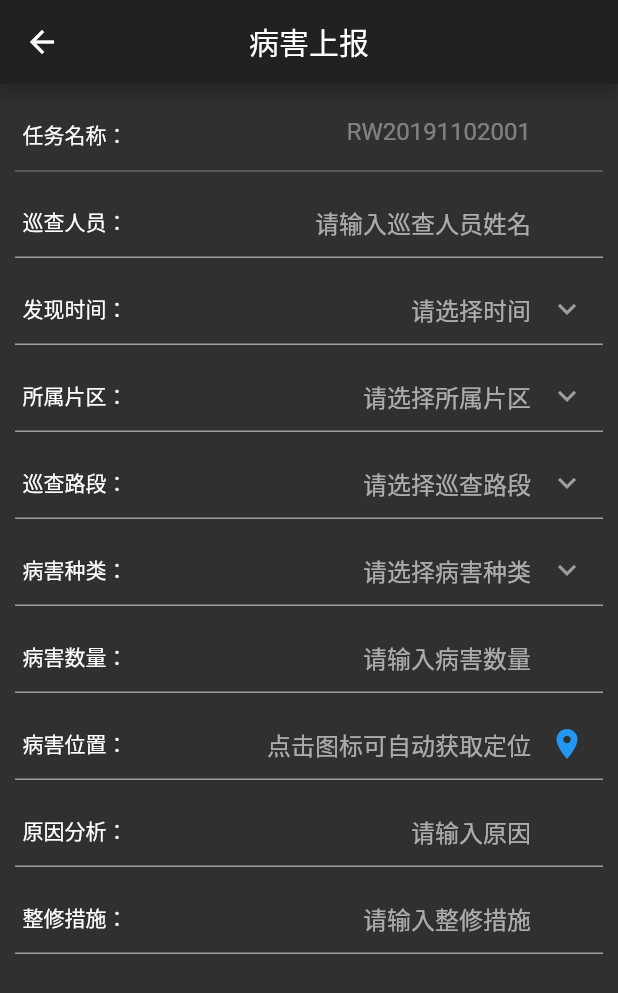
After one commit to JhLhH/smart_pipe_network, a Flutter app: the DiseaseReportPage screen opened directly, on a phone screen of 412 x 824 dp. The commit adds this screen. Shown: the top 993 px of the screen. Run offline on Flutter 3.47's test engine with Material 2 defaults, Android fonts, the phone set to English and light mode, and no system bars; our stand-ins replace cached_network_image, fluttertoast.

Commit message:
编写病害上报界面部分UI

```diff
--- a/smart_pipe_network/lib/root/root_widget_page.dart
+++ b/smart_pipe_network/lib/root/root_widget_page.dart
@@ -1,6 +1,7 @@
 import 'package:flutter/material.dart';
 import 'package:smartpipenetwork/electronicmap/home_map.dart';
 import 'package:smartpipenetwork/systemsetting/system_setting.dart';
+import 'package:smartpipenetwork/workbench/disease_report.dart';
 import 'package:smartpipenetwork/workbench/patrol_task.dart';
 import 'package:smartpipenetwork/workbench/patrol_task_details.dart';
 import 'package:smartpipenetwork/workbench/workbench.dart';
@@ -30,6 +31,7 @@ class _RootWidgetPageState extends State<RootWidgetPage> {
   Map<String, WidgetBuilder> routes = {
     'patorlTask': (context) => PatrolTaskPage(),
     'PatrolTaskDetailsPage': (context) => PatrolTaskDetailsPage(),
+    'DiseaseReportPage': (context) => DiseaseReportPage(),
   };
 
   changeIndex(int index) {
--- /dev/null
+++ b/smart_pipe_network/lib/workbench/disease_report.dart
@@ -0,0 +1,143 @@
+import 'package:flutter/material.dart';
+
+/// 巡查任务未完成详情页面
+class DiseaseReportPage extends StatefulWidget {
+  // 导航栏标题传入
+  final String taskNum;
+
+  DiseaseReportPage({this.taskNum});
+
+  @override
+  _DiseaseReportPageState createState() => _DiseaseReportPageState();
+}
+
+class _DiseaseReportPageState extends State<DiseaseReportPage> {
+  final List<String> prefixTitles = [
+    '任务名称：',
+    '巡查人员：',
+    '发现时间：',
+    '所属片区：',
+    '巡查路段：',
+    '病害种类：',
+    '病害数量：',
+    '病害位置：',
+    '原因分析：',
+    '整修措施：',
+  ];
+
+  List<String> hintTexts = [
+    '请输入巡查人员姓名',
+    '请选择时间',
+    '请选择所属片区',
+    '请选择巡查路段',
+    '请选择病害种类',
+    '请输入病害数量',
+    '点击图标可自动获取定位',
+    '请输入原因',
+    '请输入整修措施',
+  ];
+
+//  final GlobalKey<FormState> _formkey = GlobalKey<FormState>();
+
+  @override
+  void initState() {
+    // TODO: implement initState
+    super.initState();
+    hintTexts.insert(0, widget.taskNum);
+  }
+
+  @override
+  Widget build(BuildContext context) {
+    double height = MediaQuery.of(context).size.height;
+    return Scaffold(
+      appBar: AppBar(
+        title: Text('病害上报'),
+        centerTitle: true,
+      ),
+      body: GestureDetector(
+          behavior: HitTestBehavior.translucent,
+          onTap: () {
+            FocusScope.of(context).requestFocus(FocusNode());
+          },
+          child: SafeArea(
+              child: Stack(
+            children: [
+              ListView.builder(
+                  itemCount: prefixTitles.length,
+                  itemBuilder: (BuildContext context, int index) {
+                    return _getListViewBuilderItems(context, index);
+                  }),
+              Positioned(
+                  bottom: height - 49,
+                  child: Container(
+                    height: 49,
+                    color: Colors.red,
+                  ))
+            ],
+          ))),
+    );
+  }
+
+  _getListViewBuilderItems(BuildContext context, int index) {
+    return _getNormalListViewItem(context, index);
+  }
+
+  _getNormalListViewItem(BuildContext context, int index) {
+    return Padding(
+      padding: EdgeInsets.only(top: 10, left: 10, right: 10),
+      child: TextFormField(
+        enabled: index == 0? false:true,
+        textAlign: TextAlign.right,
+        decoration: InputDecoration(
+          hintText: hintTexts[index],
+          prefixIcon: Container(
+            width: 80,
+            alignment: Alignment.center,
+            child: Text(
+              prefixTitles[index],
+            ),
+          ),
+          suffixIcon: _getRightIconButton(context, index),
+          enabledBorder: new UnderlineInputBorder(
+            borderSide: BorderSide(color: Colors.grey),
+          ),
+          focusedBorder: new UnderlineInputBorder(
+            borderSide: BorderSide(color: Colors.grey),
+          ),
+        ),
+        validator: (value) {
+          if (value.isEmpty) {
+            return hintTexts[index];
+          }
+          return null;
+        },
+      ),
+    );
+  }
+
+  /// 右侧按钮
+  _getRightIconButton(BuildContext context, int index) {
+    if (index == 0 || index == 1 || index == 6 || index == 8 || index == 9) {
+      return Text('');
+    } else if (index == 7) {
+      // 定位
+      return IconButton(
+          icon: Icon(
+            Icons.room,
+            color: Colors.blue,
+          ),
+          onPressed: () {
+            // 定位按钮
+          });
+    } else {
+      return IconButton(
+          icon: Icon(
+            Icons.keyboard_arrow_down,
+            color: Colors.grey,
+          ),
+          onPressed: () {
+            // 下拉框根据index来判断是哪一个
+          });
+    }
+  }
+}
--- a/smart_pipe_network/lib/workbench/patrol_task.dart
+++ b/smart_pipe_network/lib/workbench/patrol_task.dart
@@ -150,7 +150,8 @@ class _PatrolTaskPageState extends State<PatrolTaskPage>
           return PatrolTaskDetailsPage(
             title: title.replaceRange(0, 10, ''),
           );
-        }));
+        })
+        );
       },
       child: Stack(
         alignment: Alignment.centerRight,
--- a/smart_pipe_network/lib/workbench/patrol_task_details.dart
+++ b/smart_pipe_network/lib/workbench/patrol_task_details.dart
@@ -1,7 +1,7 @@
 import 'package:flutter/cupertino.dart';
 import 'package:flutter/material.dart';
 
-
+import 'disease_report.dart';
 
 /// 巡查任务未完成详情页面
 class PatrolTaskDetailsPage extends StatefulWidget {
@@ -55,6 +55,13 @@ class _PatrolTaskDetailsPageState extends State<PatrolTaskDetailsPage> {
       onTap: () {
         // 病害上报
         print('病害上报点击');
+        Navigator.pushNamed(context, 'DiseaseReportPage');
+        Navigator.of(context).push(MaterialPageRoute(builder: (context) {
+          return DiseaseReportPage(
+            taskNum: 'RW20191102001',
+          );
+        })
+        );
       },
       child: Container(
         margin: EdgeInsets.only(left: 20, right: 20,),
```
